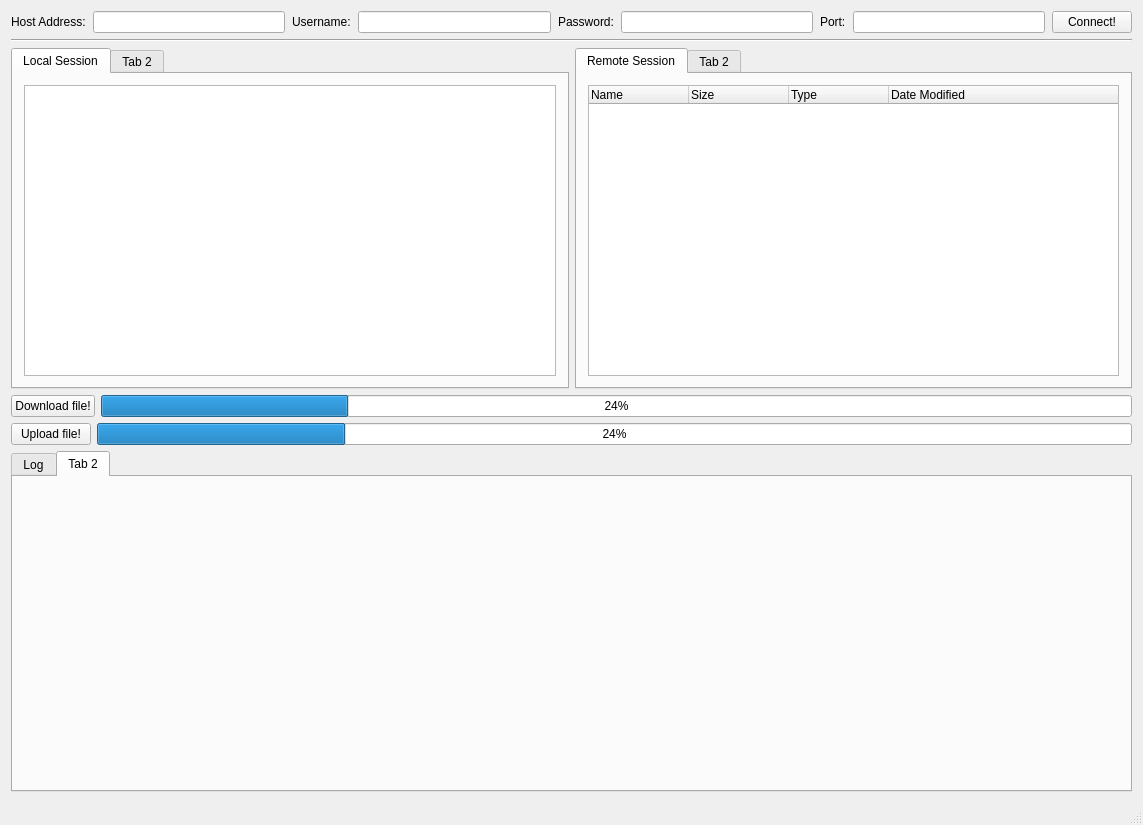
justinmoor/FTP-Client, file mainwindow.ui: the form before one commit.
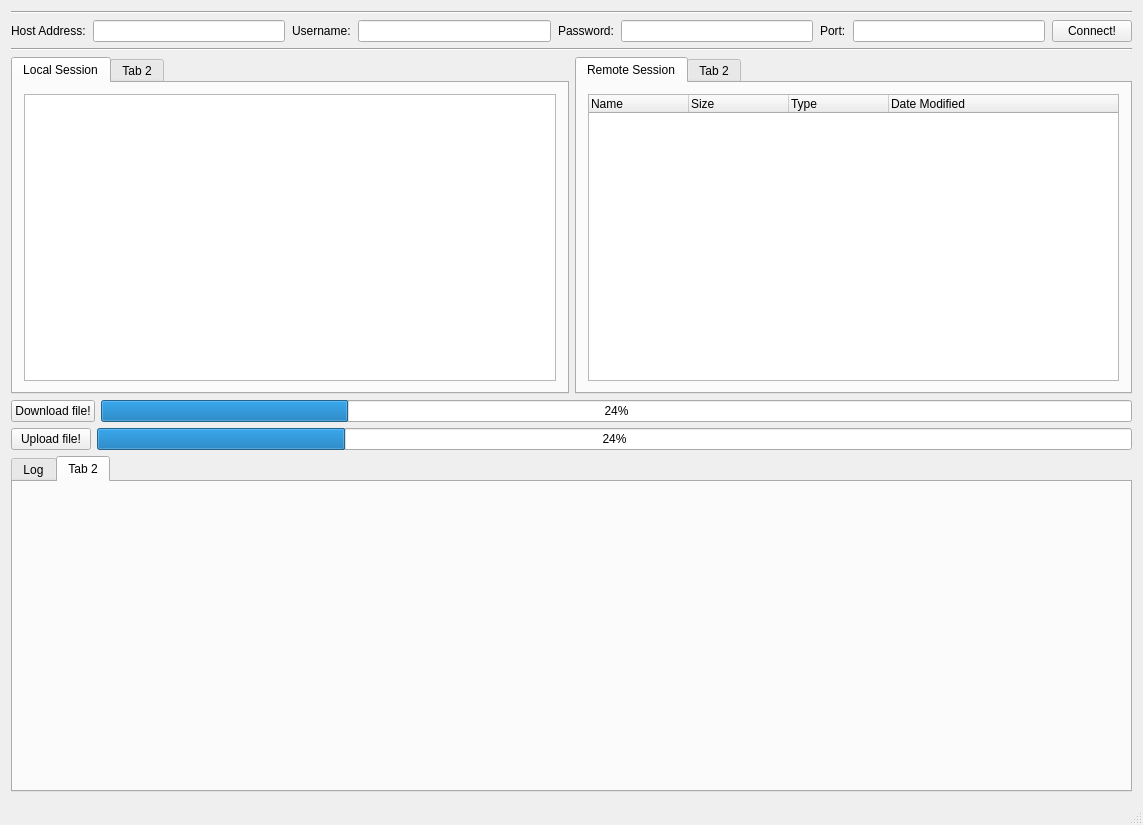
The form after the commit. Icons and pictures are not drawn.

The edit to the form file:
```diff
--- a/mainwindow.ui
+++ b/mainwindow.ui
@@ -15,6 +15,13 @@
   </property>
   <widget class="QWidget" name="centralWidget">
    <layout class="QVBoxLayout" name="verticalLayout">
+    <item>
+     <widget class="Line" name="line_2">
+      <property name="orientation">
+       <enum>Qt::Horizontal</enum>
+      </property>
+     </widget>
+    </item>
     <item>
      <layout class="QHBoxLayout" name="horizontalLayout_3">
       <property name="spacing">
```
Left out of the diff: 8 changed lines with no effect on the pictures.
